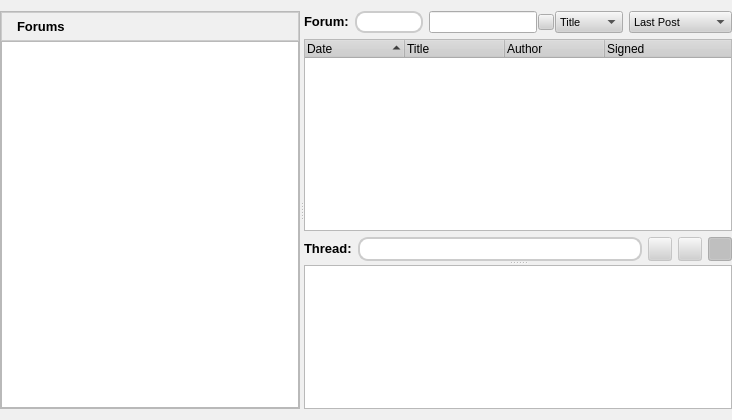
First picture: the form in retroshare-gui/src/gui/ForumsDialog.ui, repository RetroShare/RetroShare, before the edit.
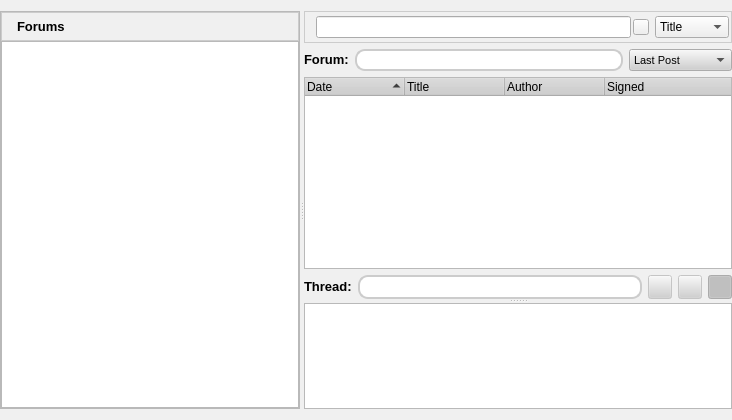
Second picture: the form after the edit. Icons and pictures are not drawn.

Commit message: added for search filter own frame header moved the new forum search filter to the top Header

Patch:
```diff
--- a/retroshare-gui/src/gui/ForumsDialog.ui
+++ b/retroshare-gui/src/gui/ForumsDialog.ui
@@ -798,7 +798,7 @@
       </property>
       <widget class="QWidget" name="layoutWidget">
        <layout class="QGridLayout" name="gridLayout_2">
-        <item row="0" column="0">
+        <item row="1" column="0">
          <layout class="QHBoxLayout">
           <item>
            <widget class="QLabel" name="label_17">
@@ -866,90 +866,6 @@
             </property>
            </widget>
           </item>
-          <item>
-           <layout class="QHBoxLayout" name="horizontalLayout">
-            <property name="spacing">
-             <number>1</number>
-            </property>
-            <item>
-             <widget class="QLineEdit" name="filterPatternLineEdit"/>
-            </item>
-            <item>
-             <widget class="QPushButton" name="clearButton">
-              <property name="minimumSize">
-               <size>
-                <width>16</width>
-                <height>16</height>
-               </size>
-              </property>
-              <property name="maximumSize">
-               <size>
-                <width>16</width>
-                <height>16</height>
-               </size>
-              </property>
-              <property name="font">
-               <font>
-                <family>MS Shell Dlg 2</family>
-               </font>
-              </property>
-              <property name="toolTip">
-               <string>Reset</string>
-              </property>
-              <property name="styleSheet">
-               <string notr="true">QPushButton
-{
- border-image: url(:/images/closenormal.png) 
-}
-                                
-QPushButton:hover 
-{
-border-image: url(:/images/closehover.png) 
-}
-                                
-QPushButton:pressed  {
-border-image: url(:/images/closepressed.png) 
-}</string>
-              </property>
-              <property name="text">
-               <string/>
-              </property>
-             </widget>
-            </item>
-            <item>
-             <widget class="QComboBox" name="filterColumnComboBox">
-              <property name="font">
-               <font>
-                <family>MS Shell Dlg 2</family>
-               </font>
-              </property>
-              <property name="currentIndex">
-               <number>1</number>
-              </property>
-              <item>
-               <property name="text">
-                <string>Date</string>
-               </property>
-              </item>
-              <item>
-               <property name="text">
-                <string>Title</string>
-               </property>
-              </item>
-              <item>
-               <property name="text">
-                <string>Author</string>
-               </property>
-              </item>
-              <item>
-               <property name="text">
-                <string>Content</string>
-               </property>
-              </item>
-             </widget>
-            </item>
-           </layout>
-          </item>
           <item>
            <widget class="QComboBox" name="viewBox">
             <item>
@@ -971,7 +887,7 @@
           </item>
          </layout>
         </item>
-        <item row="1" column="0">
+        <item row="2" column="0">
          <widget class="QTreeWidget" name="threadTreeWidget">
           <property name="font">
            <font>
@@ -1006,7 +922,7 @@
           </column>
          </widget>
         </item>
-        <item row="2" column="0">
+        <item row="3" column="0">
          <layout class="QGridLayout" name="gridLayout">
           <item row="0" column="1">
            <widget class="QLabel" name="threadlabel">
@@ -1138,6 +1054,136 @@
           </item>
          </layout>
         </item>
+        <item row="0" column="0">
+         <widget class="QFrame" name="frame_2">
+          <property name="minimumSize">
+           <size>
+            <width>0</width>
+            <height>32</height>
+           </size>
+          </property>
+          <property name="styleSheet">
+           <string notr="true"> QFrame#frame_2{
+background-color: qlineargradient(x1:0, y1:0, x2:0, y2:1,
+                                       stop:0 #FEFEFE, stop:1 #E8E8E8);
+
+border: 1px solid #CCCCCC;}</string>
+          </property>
+          <property name="frameShape">
+           <enum>QFrame::StyledPanel</enum>
+          </property>
+          <property name="frameShadow">
+           <enum>QFrame::Raised</enum>
+          </property>
+          <layout class="QGridLayout" name="gridLayout_5">
+           <property name="margin">
+            <number>2</number>
+           </property>
+           <item row="0" column="1">
+            <layout class="QHBoxLayout" name="horizontalLayout">
+             <property name="spacing">
+              <number>2</number>
+             </property>
+             <item>
+              <widget class="QLabel" name="label_3">
+               <property name="text">
+                <string/>
+               </property>
+               <property name="pixmap">
+                <pixmap resource="images.qrc">:/images/find-16.png</pixmap>
+               </property>
+              </widget>
+             </item>
+             <item>
+              <widget class="QLineEdit" name="filterPatternLineEdit">
+               <property name="toolTip">
+                <string>&lt;!DOCTYPE HTML PUBLIC &quot;-//W3C//DTD HTML 4.0//EN&quot; &quot;http://www.w3.org/TR/REC-html40/strict.dtd&quot;&gt;
+&lt;html&gt;&lt;head&gt;&lt;meta name=&quot;qrichtext&quot; content=&quot;1&quot; /&gt;&lt;style type=&quot;text/css&quot;&gt;
+p, li { white-space: pre-wrap; }
+&lt;/style&gt;&lt;/head&gt;&lt;body style=&quot; font-family:'MS Shell Dlg 2'; font-size:8.25pt; font-weight:400; font-style:normal;&quot;&gt;
+&lt;p style=&quot; margin-top:0px; margin-bottom:0px; margin-left:0px; margin-right:0px; -qt-block-indent:0; text-indent:0px;&quot;&gt;&lt;span style=&quot; font-size:8pt;&quot;&gt;Search forums&lt;/span&gt;&lt;/p&gt;&lt;/body&gt;&lt;/html&gt;</string>
+               </property>
+              </widget>
+             </item>
+             <item>
+              <widget class="QPushButton" name="clearButton">
+               <property name="minimumSize">
+                <size>
+                 <width>16</width>
+                 <height>16</height>
+                </size>
+               </property>
+               <property name="maximumSize">
+                <size>
+                 <width>16</width>
+                 <height>16</height>
+                </size>
+               </property>
+               <property name="font">
+                <font>
+                 <family>MS Shell Dlg 2</family>
+                </font>
+               </property>
+               <property name="toolTip">
+                <string>Reset</string>
+               </property>
+               <property name="styleSheet">
+                <string notr="true">QPushButton
+{
+ border-image: url(:/images/closenormal.png) 
+}
+                                
+QPushButton:hover 
+{
+border-image: url(:/images/closehover.png) 
+}
+                                
+QPushButton:pressed  {
+border-image: url(:/images/closepressed.png) 
+}</string>
+               </property>
+               <property name="text">
+                <string/>
+               </property>
+              </widget>
+             </item>
+            </layout>
+           </item>
+           <item row="0" column="2">
+            <widget class="QComboBox" name="filterColumnComboBox">
+             <property name="font">
+              <font>
+               <family>MS Shell Dlg 2</family>
+              </font>
+             </property>
+             <property name="currentIndex">
+              <number>1</number>
+             </property>
+             <item>
+              <property name="text">
+               <string>Date</string>
+              </property>
+             </item>
+             <item>
+              <property name="text">
+               <string>Title</string>
+              </property>
+             </item>
+             <item>
+              <property name="text">
+               <string>Author</string>
+              </property>
+             </item>
+             <item>
+              <property name="text">
+               <string>Content</string>
+              </property>
+             </item>
+            </widget>
+           </item>
+          </layout>
+         </widget>
+        </item>
        </layout>
       </widget>
       <widget class="QTextBrowser" name="postText">
```
